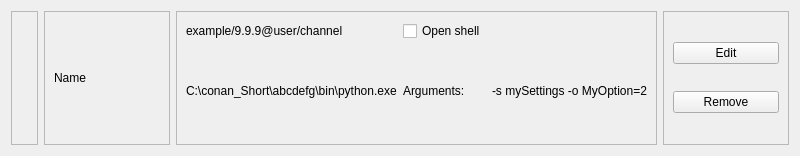
goszpeti/conan_explorer, file src/conan_app_launcher/ui/views/app_grid/app_link.ui: the form before one commit.
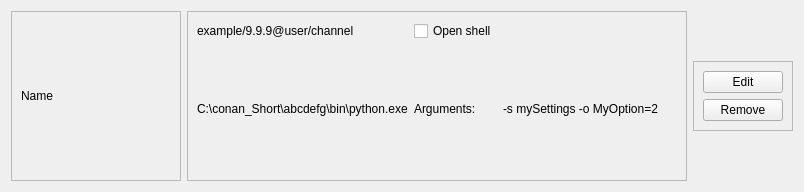
The form after the commit. Icons and pictures are not drawn.

```diff
--- a/src/conan_app_launcher/ui/views/app_grid/app_link.ui
+++ b/src/conan_app_launcher/ui/views/app_grid/app_link.ui
@@ -7,9 +7,21 @@
     <x>0</x>
     <y>0</y>
     <width>800</width>
-    <height>156</height>
+    <height>191</height>
    </rect>
   </property>
+  <property name="sizePolicy">
+   <sizepolicy hsizetype="Expanding" vsizetype="Fixed">
+    <horstretch>0</horstretch>
+    <verstretch>0</verstretch>
+   </sizepolicy>
+  </property>
+  <property name="minimumSize">
+   <size>
+    <width>0</width>
+    <height>150</height>
+   </size>
+  </property>
   <property name="maximumSize">
    <size>
     <width>800</width>
@@ -19,37 +31,18 @@
   <property name="windowTitle">
    <string>Form</string>
   </property>
-  <layout class="QHBoxLayout" name="horizontalLayout">
-   <item>
-    <widget class="QFrame" name="frame_4">
-     <property name="sizePolicy">
-      <sizepolicy hsizetype="Fixed" vsizetype="Preferred">
-       <horstretch>0</horstretch>
-       <verstretch>0</verstretch>
-      </sizepolicy>
-     </property>
-     <property name="frameShape">
-      <enum>QFrame::StyledPanel</enum>
-     </property>
-     <property name="frameShadow">
-      <enum>QFrame::Raised</enum>
-     </property>
-     <layout class="QVBoxLayout" name="verticalLayout_3">
-      <item>
-       <widget class="QLabel" name="label">
-        <property name="text">
-         <string/>
-        </property>
-        <property name="pixmap">
-         <pixmap>../../../assets/icons/app.png</pixmap>
-        </property>
-       </widget>
-      </item>
-     </layout>
-    </widget>
-   </item>
+  <layout class="QHBoxLayout" name="horizontalLayout" stretch="0,1,0">
+   <property name="sizeConstraint">
+    <enum>QLayout::SetMinAndMaxSize</enum>
+   </property>
    <item>
     <widget class="QFrame" name="frame_3">
+     <property name="minimumSize">
+      <size>
+       <width>0</width>
+       <height>0</height>
+      </size>
+     </property>
      <property name="frameShape">
       <enum>QFrame::StyledPanel</enum>
      </property>
@@ -57,8 +50,23 @@
       <enum>QFrame::Raised</enum>
      </property>
      <layout class="QVBoxLayout" name="verticalLayout_2">
+      <property name="sizeConstraint">
+       <enum>QLayout::SetMinAndMaxSize</enum>
+      </property>
       <item>
        <widget class="QLabel" name="label_2">
+        <property name="sizePolicy">
+         <sizepolicy hsizetype="MinimumExpanding" vsizetype="Preferred">
+          <horstretch>0</horstretch>
+          <verstretch>0</verstretch>
+         </sizepolicy>
+        </property>
+        <property name="minimumSize">
+         <size>
+          <width>150</width>
+          <height>150</height>
+         </size>
+        </property>
         <property name="text">
          <string>Name</string>
         </property>
@@ -75,6 +83,18 @@
    </item>
    <item>
     <widget class="QFrame" name="frame_2">
+     <property name="sizePolicy">
+      <sizepolicy hsizetype="MinimumExpanding" vsizetype="Preferred">
+       <horstretch>0</horstretch>
+       <verstretch>0</verstretch>
+      </sizepolicy>
+     </property>
+     <property name="minimumSize">
+      <size>
+       <width>500</width>
+       <height>0</height>
+      </size>
+     </property>
      <property name="frameShape">
       <enum>QFrame::StyledPanel</enum>
      </property>
@@ -82,8 +102,23 @@
       <enum>QFrame::Raised</enum>
      </property>
      <layout class="QGridLayout" name="gridLayout">
+      <property name="sizeConstraint">
+       <enum>QLayout::SetMinAndMaxSize</enum>
+      </property>
       <item row="1" column="0">
        <widget class="QLabel" name="label_4">
+        <property name="sizePolicy">
+         <sizepolicy hsizetype="MinimumExpanding" vsizetype="Preferred">
+          <horstretch>0</horstretch>
+          <verstretch>0</verstretch>
+         </sizepolicy>
+        </property>
+        <property name="minimumSize">
+         <size>
+          <width>200</width>
+          <height>0</height>
+         </size>
+        </property>
         <property name="text">
          <string>C:\conan_Short\abcdefg\bin\python.exe</string>
         </property>
@@ -91,6 +126,18 @@
       </item>
       <item row="0" column="0">
        <widget class="QLabel" name="label_3">
+        <property name="sizePolicy">
+         <sizepolicy hsizetype="MinimumExpanding" vsizetype="Preferred">
+          <horstretch>0</horstretch>
+          <verstretch>0</verstretch>
+         </sizepolicy>
+        </property>
+        <property name="minimumSize">
+         <size>
+          <width>200</width>
+          <height>0</height>
+         </size>
+        </property>
         <property name="text">
          <string>example/9.9.9@user/channel</string>
         </property>
@@ -98,6 +145,18 @@
       </item>
       <item row="1" column="1">
        <widget class="QLabel" name="label_5">
+        <property name="sizePolicy">
+         <sizepolicy hsizetype="Minimum" vsizetype="Preferred">
+          <horstretch>0</horstretch>
+          <verstretch>0</verstretch>
+         </sizepolicy>
+        </property>
+        <property name="minimumSize">
+         <size>
+          <width>80</width>
+          <height>0</height>
+         </size>
+        </property>
         <property name="text">
          <string>Arguments:</string>
         </property>
@@ -105,6 +164,18 @@
       </item>
       <item row="1" column="2">
        <widget class="QLabel" name="label_6">
+        <property name="sizePolicy">
+         <sizepolicy hsizetype="MinimumExpanding" vsizetype="Preferred">
+          <horstretch>0</horstretch>
+          <verstretch>0</verstretch>
+         </sizepolicy>
+        </property>
+        <property name="minimumSize">
+         <size>
+          <width>160</width>
+          <height>0</height>
+         </size>
+        </property>
         <property name="text">
          <string>-s mySettings -o MyOption=2</string>
         </property>
@@ -112,6 +183,12 @@
       </item>
       <item row="0" column="1">
        <widget class="QCheckBox" name="checkBox">
+        <property name="sizePolicy">
+         <sizepolicy hsizetype="Minimum" vsizetype="Fixed">
+          <horstretch>0</horstretch>
+          <verstretch>0</verstretch>
+         </sizepolicy>
+        </property>
         <property name="text">
          <string>Open shell</string>
         </property>
@@ -125,6 +202,12 @@
    </item>
    <item>
     <widget class="QFrame" name="frame">
+     <property name="minimumSize">
+      <size>
+       <width>100</width>
+       <height>0</height>
+      </size>
+     </property>
      <property name="frameShape">
       <enum>QFrame::StyledPanel</enum>
      </property>
@@ -132,8 +215,23 @@
       <enum>QFrame::Raised</enum>
      </property>
      <layout class="QVBoxLayout" name="verticalLayout">
+      <property name="sizeConstraint">
+       <enum>QLayout::SetMinAndMaxSize</enum>
+      </property>
       <item>
        <widget class="QPushButton" name="pushButton">
+        <property name="sizePolicy">
+         <sizepolicy hsizetype="MinimumExpanding" vsizetype="Fixed">
+          <horstretch>0</horstretch>
+          <verstretch>0</verstretch>
+         </sizepolicy>
+        </property>
+        <property name="minimumSize">
+         <size>
+          <width>80</width>
+          <height>0</height>
+         </size>
+        </property>
         <property name="text">
          <string>Edit</string>
         </property>
@@ -141,6 +239,18 @@
       </item>
       <item>
        <widget class="QPushButton" name="pushButton_2">
+        <property name="sizePolicy">
+         <sizepolicy hsizetype="MinimumExpanding" vsizetype="Fixed">
+          <horstretch>0</horstretch>
+          <verstretch>0</verstretch>
+         </sizepolicy>
+        </property>
+        <property name="minimumSize">
+         <size>
+          <width>80</width>
+          <height>0</height>
+         </size>
+        </property>
         <property name="text">
          <string>Remove</string>
         </property>
```
